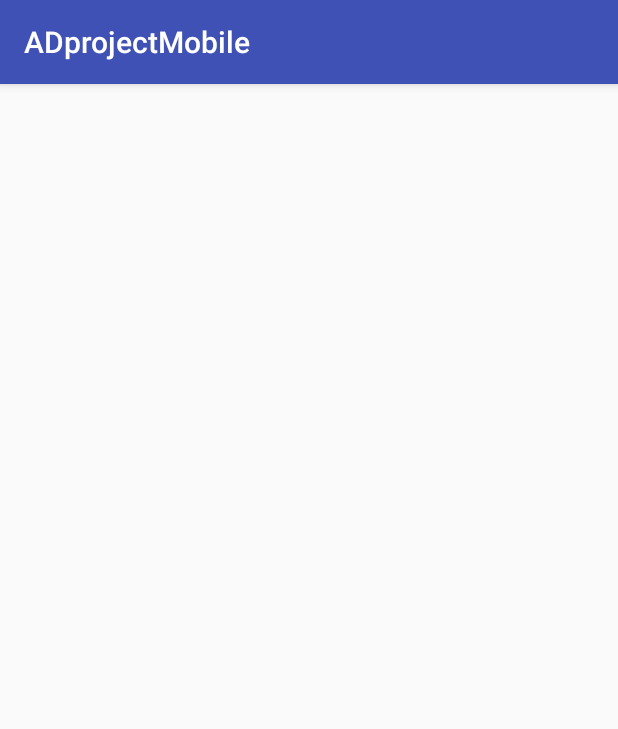
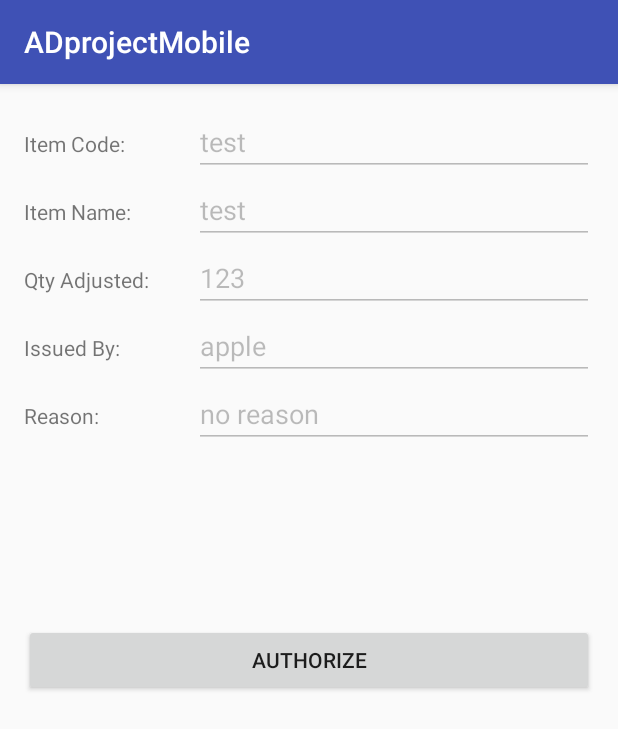
Before and after one commit to SA43Team12ADprojectMobile/SA43Team12ADprojectMobile, an Android app: the ViewAdjustmentDetail screen opened directly, with no data from a screen before it, on a phone screen of 412 x 824 dp. Shown: the top 729 px of the screen. Run offline under Robolectric (Android 15) with nearby library versions, the phone set to English and light mode, and no system bars; 1 statement that could not run was skipped.

Commit message:
finish voucher part

```diff
--- a/app/src/main/java/com/adprojectmobile/activity/inventoryStore/AdjustmentVoucher/AuthorizeAdjustment/ItemsInVoucherAuthorize.java
+++ b/app/src/main/java/com/adprojectmobile/activity/inventoryStore/AdjustmentVoucher/AuthorizeAdjustment/ItemsInVoucherAuthorize.java
@@ -48,7 +48,7 @@ public class ItemsInVoucherAuthorize extends AppCompatActivity {
                 Intent intent=new Intent(getApplicationContext(),ViewAdjustmentDetail.class);
                 intent.putExtra("data",adjustmentItem);
                 intent.putExtra("data1",adjustment);
-                intent.putExtra("isAdd",false);
+                //intent.putExtra("isAdd",false);
                 startActivity(intent);
             }
         });
--- a/app/src/main/java/com/adprojectmobile/activity/inventoryStore/AdjustmentVoucher/AuthorizeAdjustment/ViewAdjustmentDetail.java
+++ b/app/src/main/java/com/adprojectmobile/activity/inventoryStore/AdjustmentVoucher/AuthorizeAdjustment/ViewAdjustmentDetail.java
@@ -2,8 +2,13 @@ package com.adprojectmobile.activity.inventoryStore.AdjustmentVoucher.AuthorizeA
 
 import android.support.v7.app.AppCompatActivity;
 import android.os.Bundle;
+import android.view.View;
+import android.widget.Button;
+import android.widget.EditText;
 
 import com.adprojectmobile.R;
+import com.adprojectmobile.model.Adjustment;
+import com.adprojectmobile.model.AdjustmentItem;
 
 public class ViewAdjustmentDetail extends AppCompatActivity {
 
@@ -11,5 +16,28 @@ public class ViewAdjustmentDetail extends AppCompatActivity {
     protected void onCreate(Bundle savedInstanceState) {
         super.onCreate(savedInstanceState);
         setContentView(R.layout.adjustment_authorize_activity_view_adjustment_detail);
+
+        final AdjustmentItem adjustmentItem=getIntent().getParcelableExtra("data");
+        final Adjustment adjustment=getIntent().getParcelableExtra("data1");
+
+        EditText editTextItemCode=(EditText) findViewById(R.id.editText_itemAdjusted_authorize_item_code);
+        EditText editTextItemName=(EditText) findViewById(R.id.editText_itemAdjusted_authorize_item_name);
+        EditText editTextItemQty=(EditText) findViewById(R.id.editText_itemAdjusted_authorize_qty);
+        EditText editTextItemIssueBy=(EditText) findViewById(R.id.editText_itemAdjusted_issued_by_authorize_employee_name);
+        EditText editTextItemReason=(EditText) findViewById(R.id.editText_itemAdjusted_authorize_reason);
+
+        editTextItemCode.setText("test");
+        editTextItemName.setText("test");
+        editTextItemQty.setText("123");
+        editTextItemIssueBy.setText("apple");
+        editTextItemReason.setText("no reason");
+
+        Button btnAuthorize=(Button)findViewById(R.id.btn_voucher_authorize);
+        btnAuthorize.setOnClickListener(new View.OnClickListener() {
+            @Override
+            public void onClick(View v) {
+                finish();
+            }
+        });
     }
 }
--- a/app/src/main/res/layout/adjustment_authorize_activity_view_adjustment_detail.xml
+++ b/app/src/main/res/layout/adjustment_authorize_activity_view_adjustment_detail.xml
@@ -1,13 +1,159 @@
 <?xml version="1.0" encoding="utf-8"?>
 <RelativeLayout xmlns:android="http://schemas.android.com/apk/res/android"
     xmlns:tools="http://schemas.android.com/tools"
-    android:id="@+id/adjustment_authorize_activity_view_adjustment_detail"
+    android:id="@+id/retrieval_form_activity_confirm_retrieval"
     android:layout_width="match_parent"
     android:layout_height="match_parent"
     android:paddingBottom="@dimen/activity_vertical_margin"
     android:paddingLeft="@dimen/activity_horizontal_margin"
     android:paddingRight="@dimen/activity_horizontal_margin"
     android:paddingTop="@dimen/activity_vertical_margin"
-    tools:context="com.adprojectmobile.activity.inventoryStore.AdjustmentVoucher.AuthorizeAdjustment.ViewAdjustmentDetail">
+    tools:context=".activity.inventoryStore.AdjustmentVoucher.AuthorizeAdjustment.ViewAdjustmentDetail">
+
+    <TableLayout
+        android:layout_width="match_parent"
+        android:layout_height="match_parent"
+        android:layout_alignParentTop="true"
+        android:layout_alignParentEnd="true">
+
+        <TableRow
+            android:layout_width="match_parent"
+            android:layout_weight="0"
+            android:layout_height="match_parent" >
+
+            <TextView
+                android:text="Item Code: "
+                android:layout_width="wrap_content"
+                android:layout_height="wrap_content"
+                android:layout_weight="1"/>
+
+            <EditText
+                android:layout_width="wrap_content"
+                android:layout_height="wrap_content"
+                android:ems="10"
+                android:layout_weight="2"
+                android:id="@+id/editText_itemAdjusted_authorize_item_code"
+                android:enabled="false"
+                android:clickable="false"
+                android:longClickable="false"
+                />
+
+        </TableRow>
+
+
+        <TableRow
+            android:layout_width="match_parent"
+            android:layout_weight="0"
+            android:layout_height="match_parent" />
+
+
+        <TableRow
+            android:layout_width="match_parent"
+            android:layout_weight="0"
+            android:layout_height="match_parent">
+            <TextView
+                android:text="Item Name: "
+                android:layout_width="wrap_content"
+                android:layout_height="wrap_content"
+                android:layout_weight="1"/>
+
+            <EditText
+                android:layout_width="wrap_content"
+                android:layout_height="wrap_content"
+                android:inputType="textPersonName"
+                android:ems="10"
+                android:layout_weight="2"
+                android:id="@+id/editText_itemAdjusted_authorize_item_name"
+                android:enabled="false"
+                android:clickable="false"
+                android:longClickable="false"
+                />
+        </TableRow>
+
+        <TableRow
+            android:layout_width="match_parent"
+            android:layout_weight="0"
+            android:layout_height="match_parent" >
+            <TextView
+                android:text="Qty Adjusted: "
+                android:layout_width="wrap_content"
+                android:layout_height="wrap_content"
+                android:layout_weight="1"/>
+
+            <EditText
+                android:layout_width="wrap_content"
+                android:layout_height="wrap_content"
+                android:inputType="textPersonName"
+                android:ems="10"
+                android:layout_weight="2"
+                android:id="@+id/editText_itemAdjusted_authorize_qty"
+                android:enabled="false"
+                android:clickable="false"
+                android:longClickable="false"
+                />
+        </TableRow>
+
+
+
+        <TableRow
+            android:layout_width="match_parent"
+            android:layout_height="match_parent"
+            android:layout_weight="0">
+
+            <TextView
+                android:text="Issued By: "
+                android:layout_width="wrap_content"
+                android:layout_height="wrap_content"
+                android:layout_weight="1"/>
+
+            <EditText
+                android:layout_width="wrap_content"
+                android:layout_height="wrap_content"
+                android:inputType="textPersonName"
+                android:ems="10"
+                android:layout_weight="2"
+                android:id="@+id/editText_itemAdjusted_issued_by_authorize_employee_name"
+                android:enabled="false"
+                android:clickable="false"
+                android:longClickable="false"
+                />
+        </TableRow>
+
+
+        <TableRow
+            android:layout_width="match_parent"
+            android:layout_weight="0"
+            android:layout_height="match_parent" >
+            <TextView
+                android:text="Reason: "
+                android:layout_width="wrap_content"
+                android:layout_height="wrap_content"
+                android:layout_weight="1"/>
+
+            <EditText
+                android:layout_width="wrap_content"
+                android:layout_height="wrap_content"
+                android:ems="10"
+                android:layout_weight="2"
+                android:id="@+id/editText_itemAdjusted_authorize_reason"
+                android:enabled="false"
+                android:clickable="false"
+                android:longClickable="false"
+                android:maxLines="5"
+                />
+
+        </TableRow>
+
+    </TableLayout>
+
+    <Button
+        android:text="Authorize"
+        android:layout_width="wrap_content"
+        android:layout_height="wrap_content"
+        android:layout_centerVertical="true"
+        android:id="@+id/btn_authorize_adjustmentItem"
+        android:layout_alignParentEnd="true"
+        android:layout_alignParentStart="true" />
+
 
 </RelativeLayout>
```
